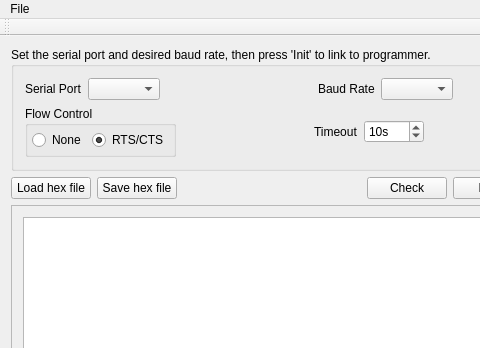
Before: the Qt Designer form guiMainWindow.ui in Keith969/2716prg, drawn with Qt 5; both pictures show x 0 to 480 and y 0 to 348 of the 716 by 557 pixel window.
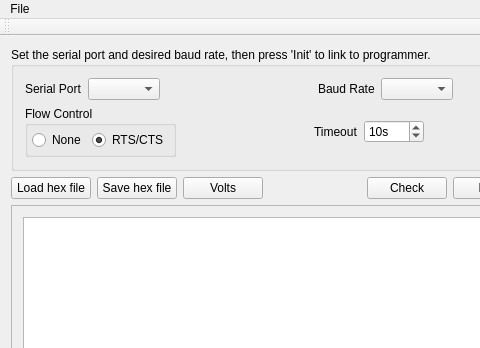
After: the same form once the commit is applied.

The edit to the form file:
```diff
--- a/guiMainWindow.ui
+++ b/guiMainWindow.ui
@@ -231,6 +231,16 @@
           </property>
          </widget>
         </item>
+        <item>
+         <widget class="QPushButton" name="voltsButton">
+          <property name="toolTip">
+           <string>Check the programming voltage</string>
+          </property>
+          <property name="text">
+           <string>Volts</string>
+          </property>
+         </widget>
+        </item>
         <item>
          <spacer name="horizontalSpacer_4">
           <property name="orientation">
```
